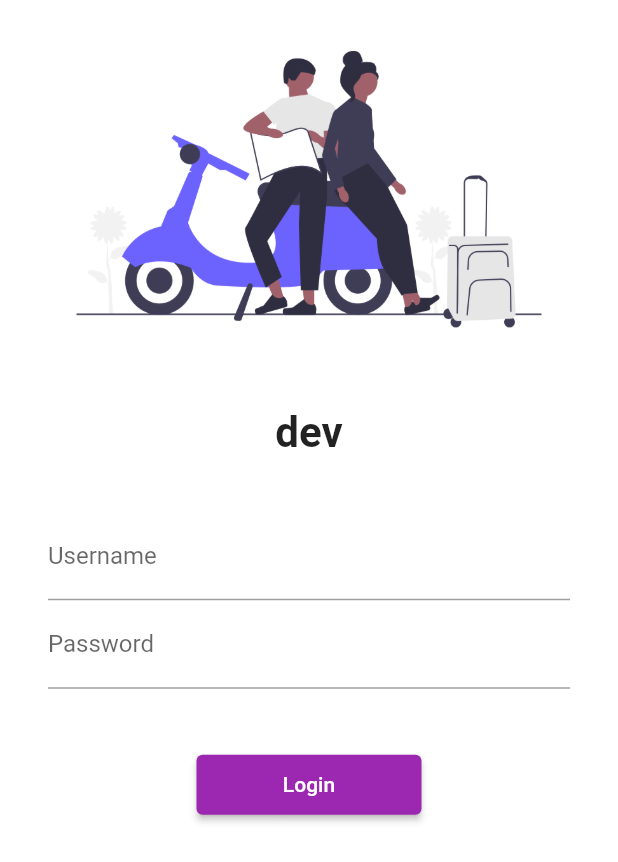
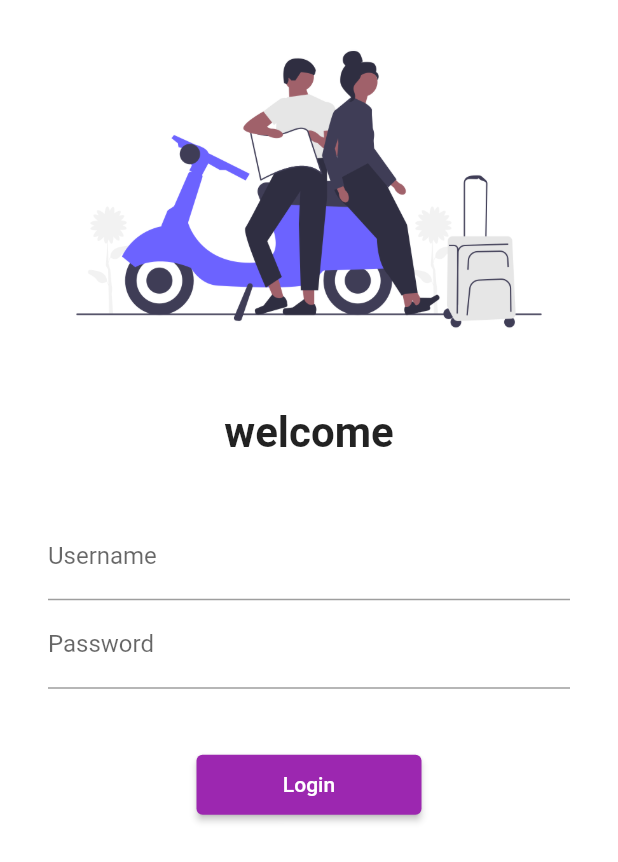
Before and after one commit to DevanshPandya19/Flutter2025, a Flutter app: the screen it shows after launch, on a phone screen of 412 x 824 dp. Shown: the top 862 px of the screen. Run offline on Flutter 3.47's test engine with Material 2 defaults, Android fonts, the phone set to English and light mode, and no system bars.

Commit message:
i have learn some new concepts

```diff
--- a/lib/pages/LoginPage.dart
+++ b/lib/pages/LoginPage.dart
@@ -17,7 +17,7 @@ class LoginPage extends StatelessWidget {
             SizedBox(
               height: 20,
             ),
-            Text("dev",
+            Text("welcome",
               style: TextStyle(
                 fontSize: 28,
                 fontWeight: FontWeight.bold
```
